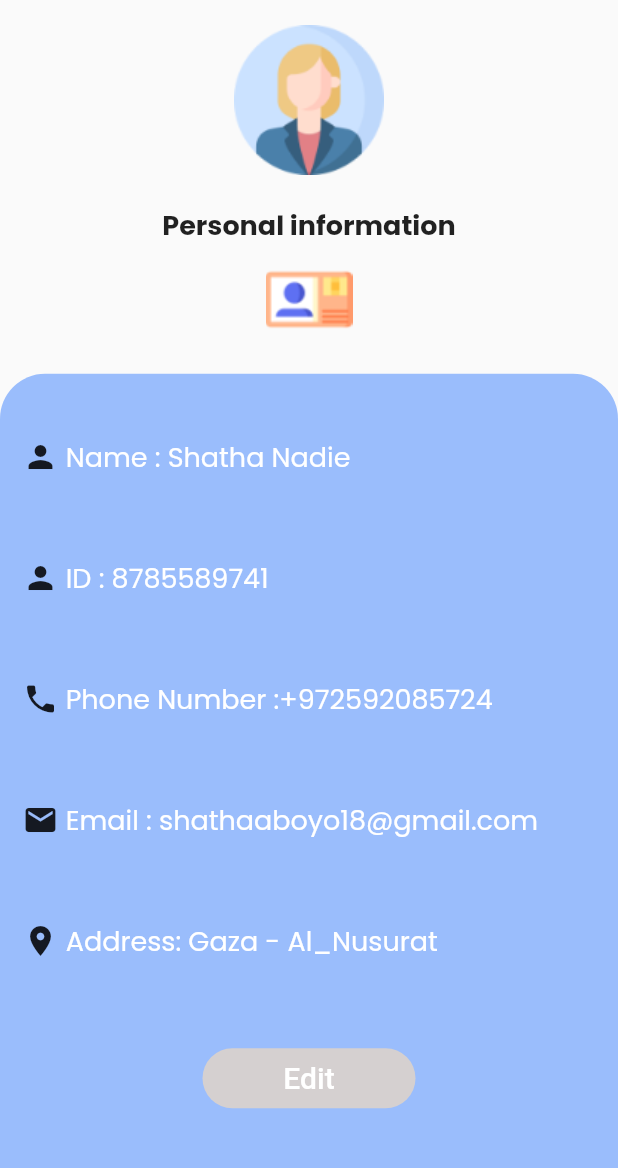
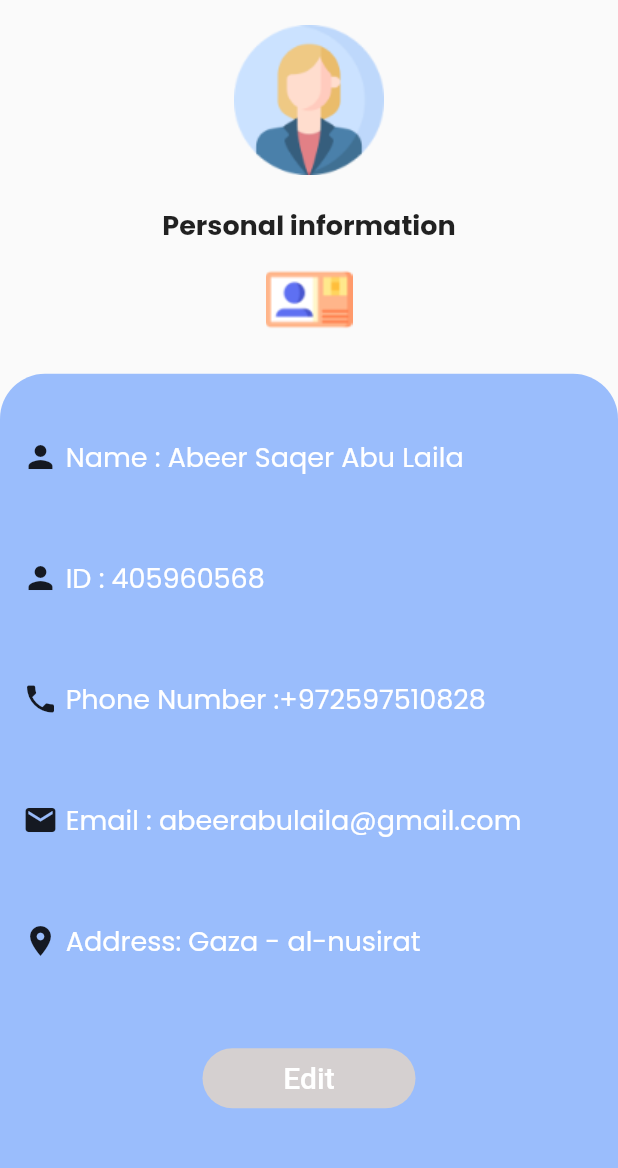
Before and after one commit to AbeerSaqer/wait_wise, a Flutter app: the ProfileScreen screen opened by its route, on a phone screen of 412 x 824 dp, the part 59-1227 px from its top. Run offline on Flutter 3.47's test engine with Material 2 defaults, Android fonts, the phone set to English and light mode, and no system bars; our stand-ins replace cloud_firestore, firebase_auth, firebase_core, firebase_database, firebase_messaging, flutter_otp_text_field and 9 more; missing offline and left inert: dart:js, flutter_polyline_points, flutter_ringtone_player; accounts and stored records are empty.

Commit message:
edit some files

```diff
--- a/lib/features/app/appoitment_details.dart
+++ b/lib/features/app/appoitment_details.dart
@@ -151,13 +151,13 @@ class _AppointmentDetailsState extends State<AppointmentDetails> {
                                     Expanded(
                                         child: Image.asset("images/bank.png")),
                                     Text(
-                                      "25|July|2023",
+                                      "26|July|2023",
                                       style: GoogleFonts.poppins(
                                           fontSize: 12,
                                           fontWeight: FontWeight.bold),
                                     ),
                                     Text(
-                                      "10:30 AM",
+                                      "12:00 PM",
                                       style: GoogleFonts.poppins(
                                           fontSize: 15,
                                           fontWeight: FontWeight.bold),
@@ -218,7 +218,7 @@ class _AppointmentDetailsState extends State<AppointmentDetails> {
               top: 115,
               child: Center(
                   child: Text(
-                " 0015",
+                " 0017",
                 style: GoogleFonts.poppins(
                     fontSize: 30, fontWeight: FontWeight.bold),
               ))),
--- a/lib/features/app/home_page.dart
+++ b/lib/features/app/home_page.dart
@@ -75,14 +75,14 @@ class _HomeScreenState extends State<HomeScreen> {
                       Image.asset("images/profile_drower.png",
                           width: 80, height: 80),
                       const Text(
-                        'Shatha Nadir ',
+                        'Abeer Saqer ',
                         style: TextStyle(
                           color: Colors.white,
                           fontSize: 24,
                         ),
                       ),
                       const Text(
-                        'Shathaaboyo18@gmail.com',
+                        'abeerabulaila00@gmail.com',
                         style: TextStyle(
                           color: Colors.white,
                           fontSize: 14,
--- a/lib/features/app/profile_page.dart
+++ b/lib/features/app/profile_page.dart
@@ -73,7 +73,7 @@ class _ProfileScreenState extends State<ProfileScreen> {
                               Icons.person,
                             ),
                             Text(
-                              " Name : Shatha Nadie ",
+                              " Name : Abeer Saqer Abu Laila ",
                               style: GoogleFonts.poppins(
                                   fontSize: 18,
                                   fontWeight: FontWeight.w400,
@@ -87,7 +87,7 @@ class _ProfileScreenState extends State<ProfileScreen> {
                               Icons.person,
                             ),
                             Text(
-                              " ID : 8785589741",
+                              " ID : 405960568",
                               style: GoogleFonts.poppins(
                                   fontSize: 18,
                                   fontWeight: FontWeight.w400,
@@ -101,7 +101,7 @@ class _ProfileScreenState extends State<ProfileScreen> {
                               Icons.phone,
                             ),
                             Text(
-                              " Phone Number :+972592085724",
+                              " Phone Number :+972597510828",
                               style: GoogleFonts.poppins(
                                   fontSize: 18,
                                   fontWeight: FontWeight.w400,
@@ -115,7 +115,7 @@ class _ProfileScreenState extends State<ProfileScreen> {
                               Icons.email,
                             ),
                             Text(
-                              " Email : shathaaboyo18@gmail.com",
+                              " Email : abeerabulaila@gmail.com",
                               style: GoogleFonts.poppins(
                                   fontSize: 18,
                                   fontWeight: FontWeight.w400,
@@ -129,7 +129,7 @@ class _ProfileScreenState extends State<ProfileScreen> {
                               Icons.location_on_sharp,
                             ),
                             Text(
-                              " Address: Gaza - Al_Nusurat",
+                              " Address: Gaza - al-nusirat",
                               style: GoogleFonts.poppins(
                                   fontSize: 18,
                                   fontWeight: FontWeight.w400,
--- a/lib/features/app/qr_code.dart
+++ b/lib/features/app/qr_code.dart
@@ -149,7 +149,7 @@ class _QrCodeScreenState extends State<QrCodeScreen> {
               top: 115,
               child: Center(
                   child: Text(
-                " 0015",
+                " 0017",
                 style: GoogleFonts.poppins(
                     fontSize: 30,
                     fontWeight: FontWeight.bold,
--- a/lib/features/auth/persintation/view/resgister_screen.dart
+++ b/lib/features/auth/persintation/view/resgister_screen.dart
@@ -133,7 +133,7 @@ class _RegisterScreenState extends State<RegisterScreen> with Helpers {
                         height: 5,
                       ),
                       ButtonWidget(
-                        title: "SIGN IN",
+                        title: "SIGN UP",
                         onPressed: () => _performRegister(),
                         width: 217,
                         height: 41,
@@ -197,7 +197,7 @@ class _RegisterScreenState extends State<RegisterScreen> with Helpers {
     _changeProgressValue(value: status ? 1 : 0);
     print(status);
     if (status) {
-      showSnackBar(context: context, message: 'sign up successfully');
+      showSnackBar(context: context, message: 'sign up successfully, Check your email for verification');
       Navigator.pushReplacementNamed(context, Routes.loginScreen);
     } else {
       Navigator.pop(context);
```
Also changed, not shown: lib/core/resoursess/manager_strings.dart (+8 -7 lines).
